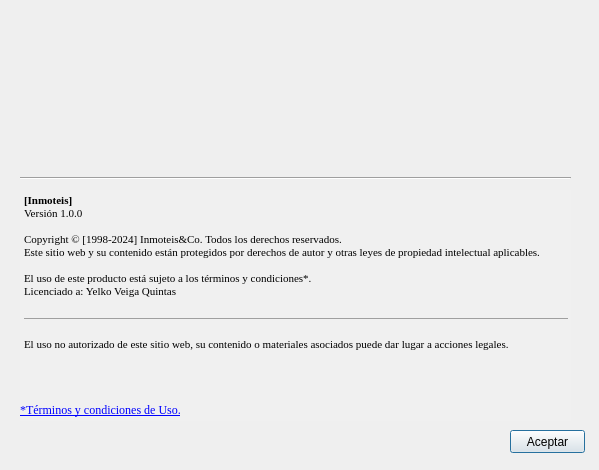
First picture: the form in templates/dlgAbout.ui, repository TheLexa69/ProyectoDI, before the edit.
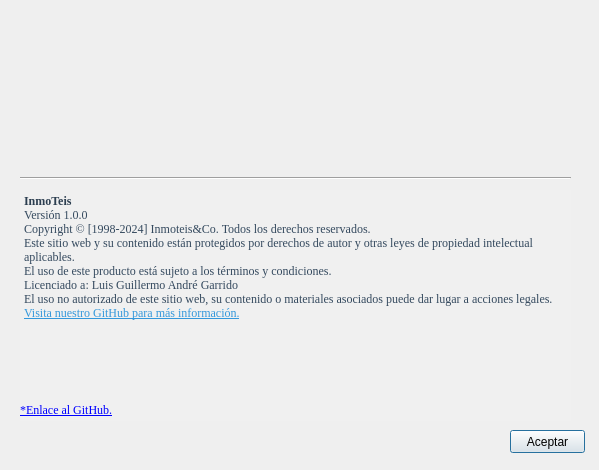
Second picture: the form after the edit. Icons and pictures are not drawn.

Commit message: feat(): templates

```diff
--- a/templates/dlgAbout.ui
+++ b/templates/dlgAbout.ui
@@ -49,23 +49,20 @@
     <bool>true</bool>
    </property>
    <property name="html">
-    <string>&lt;!DOCTYPE HTML PUBLIC &quot;-//W3C//DTD HTML 4.0//EN&quot; &quot;http://www.w3.org/TR/REC-html40/strict.dtd&quot;&gt;
+       <string>&lt;!DOCTYPE HTML PUBLIC &quot;-//W3C//DTD HTML 4.0//EN&quot; &quot;http://www.w3.org/TR/REC-html40/strict.dtd&quot;&gt;
 &lt;html&gt;&lt;head&gt;&lt;meta name=&quot;qrichtext&quot; content=&quot;1&quot; /&gt;&lt;style type=&quot;text/css&quot;&gt;
 p, li { white-space: pre-wrap; }
-&lt;/style&gt;&lt;/head&gt;&lt;body style=&quot; font-family:'Times New Roman'; font-size:8.25pt; font-weight:400; font-style:normal;&quot;&gt;
-&lt;p style=&quot; margin-top:0px; margin-bottom:0px; margin-left:0px; margin-right:0px; -qt-block-indent:0; text-indent:0px;&quot;&gt;&lt;span style=&quot; font-family:'gg mono,Source Code Pro,Consolas,Andale Mono WT,Andale Mono,Lucida Console,Lucida Sans Typewriter,DejaVu Sans Mono,Bitstream Vera Sans Mono,Liberation Mono,Nimbus Mono L,Monaco,Courier New,Courier,monospace'; font-size:8pt; font-weight:600; color:#000000;&quot;&gt;[Inmoteis]&lt;/span&gt;&lt;/p&gt;
-&lt;p style=&quot; margin-top:0px; margin-bottom:0px; margin-left:0px; margin-right:0px; -qt-block-indent:0; text-indent:0px;&quot;&gt;&lt;span style=&quot; font-family:'gg mono,Source Code Pro,Consolas,Andale Mono WT,Andale Mono,Lucida Console,Lucida Sans Typewriter,DejaVu Sans Mono,Bitstream Vera Sans Mono,Liberation Mono,Nimbus Mono L,Monaco,Courier New,Courier,monospace'; font-size:8pt; color:#000000;&quot;&gt;Versión 1.0.0&lt;/span&gt;&lt;/p&gt;
-&lt;p style=&quot;-qt-paragraph-type:empty; margin-top:0px; margin-bottom:0px; margin-left:0px; margin-right:0px; -qt-block-indent:0; text-indent:0px; font-family:'gg mono,Source Code Pro,Consolas,Andale Mono WT,Andale Mono,Lucida Console,Lucida Sans Typewriter,DejaVu Sans Mono,Bitstream Vera Sans Mono,Liberation Mono,Nimbus Mono L,Monaco,Courier New,Courier,monospace'; font-size:8pt; color:#000000;&quot;&gt;&lt;br /&gt;&lt;/p&gt;
-&lt;p style=&quot; margin-top:0px; margin-bottom:0px; margin-left:0px; margin-right:0px; -qt-block-indent:0; text-indent:0px;&quot;&gt;&lt;span style=&quot; font-family:'gg mono,Source Code Pro,Consolas,Andale Mono WT,Andale Mono,Lucida Console,Lucida Sans Typewriter,DejaVu Sans Mono,Bitstream Vera Sans Mono,Liberation Mono,Nimbus Mono L,Monaco,Courier New,Courier,monospace'; font-size:8pt; color:#000000;&quot;&gt;Copyright © [1998-2024] Inmoteis&amp;amp;Co. Todos los derechos reservados.&lt;/span&gt;&lt;/p&gt;
-&lt;p style=&quot; margin-top:0px; margin-bottom:0px; margin-left:0px; margin-right:0px; -qt-block-indent:0; text-indent:0px;&quot;&gt;&lt;span style=&quot; font-family:'gg mono,Source Code Pro,Consolas,Andale Mono WT,Andale Mono,Lucida Console,Lucida Sans Typewriter,DejaVu Sans Mono,Bitstream Vera Sans Mono,Liberation Mono,Nimbus Mono L,Monaco,Courier New,Courier,monospace'; font-size:8pt; color:#000000;&quot;&gt;Este sitio web y su contenido están protegidos por derechos de autor y otras leyes de propiedad intelectual aplicables.&lt;/span&gt;&lt;/p&gt;
-&lt;p style=&quot;-qt-paragraph-type:empty; margin-top:0px; margin-bottom:0px; margin-left:0px; margin-right:0px; -qt-block-indent:0; text-indent:0px; font-family:'gg mono,Source Code Pro,Consolas,Andale Mono WT,Andale Mono,Lucida Console,Lucida Sans Typewriter,DejaVu Sans Mono,Bitstream Vera Sans Mono,Liberation Mono,Nimbus Mono L,Monaco,Courier New,Courier,monospace'; font-size:8pt; color:#000000;&quot;&gt;&lt;br /&gt;&lt;/p&gt;
-&lt;p style=&quot; margin-top:0px; margin-bottom:0px; margin-left:0px; margin-right:0px; -qt-block-indent:0; text-indent:0px;&quot;&gt;&lt;span style=&quot; font-family:'gg mono,Source Code Pro,Consolas,Andale Mono WT,Andale Mono,Lucida Console,Lucida Sans Typewriter,DejaVu Sans Mono,Bitstream Vera Sans Mono,Liberation Mono,Nimbus Mono L,Monaco,Courier New,Courier,monospace'; font-size:8pt; color:#000000;&quot;&gt;El uso de este producto está sujeto a los términos y condiciones*.&lt;/span&gt;&lt;/p&gt;
-&lt;p style=&quot; margin-top:0px; margin-bottom:0px; margin-left:0px; margin-right:0px; -qt-block-indent:0; text-indent:0px;&quot;&gt;&lt;span style=&quot; font-family:'gg mono,Source Code Pro,Consolas,Andale Mono WT,Andale Mono,Lucida Console,Lucida Sans Typewriter,DejaVu Sans Mono,Bitstream Vera Sans Mono,Liberation Mono,Nimbus Mono L,Monaco,Courier New,Courier,monospace'; font-size:8pt; color:#000000;&quot;&gt;Licenciado a: Yelko Veiga Quintas&lt;/span&gt;&lt;/p&gt;
-&lt;p style=&quot;-qt-paragraph-type:empty; margin-top:0px; margin-bottom:0px; margin-left:0px; margin-right:0px; -qt-block-indent:0; text-indent:0px; font-family:'gg mono,Source Code Pro,Consolas,Andale Mono WT,Andale Mono,Lucida Console,Lucida Sans Typewriter,DejaVu Sans Mono,Bitstream Vera Sans Mono,Liberation Mono,Nimbus Mono L,Monaco,Courier New,Courier,monospace'; font-size:8pt; color:#000000;&quot;&gt;&lt;br /&gt;&lt;/p&gt;
-&lt;hr /&gt;
-&lt;p style=&quot;-qt-paragraph-type:empty; margin-top:0px; margin-bottom:0px; margin-left:0px; margin-right:0px; -qt-block-indent:0; text-indent:0px; font-family:'MS Shell Dlg 2'; font-size:8pt;&quot;&gt;&lt;br /&gt;&lt;/p&gt;
-&lt;p style=&quot; margin-top:0px; margin-bottom:0px; margin-left:0px; margin-right:0px; -qt-block-indent:0; text-indent:0px;&quot;&gt;&lt;span style=&quot; font-family:'gg mono,Source Code Pro,Consolas,Andale Mono WT,Andale Mono,Lucida Console,Lucida Sans Typewriter,DejaVu Sans Mono,Bitstream Vera Sans Mono,Liberation Mono,Nimbus Mono L,Monaco,Courier New,Courier,monospace'; font-size:8pt; color:#000000;&quot;&gt;El uso no autorizado de este sitio web, su contenido o materiales asociados puede dar lugar a acciones legales.&lt;/span&gt;&lt;/p&gt;&lt;/body&gt;&lt;/html&gt;</string>
-   </property>
+&lt;/style&gt;&lt;/head&gt;&lt;body style=&quot; font-family:'Arial'; font-size:9pt; font-weight:400; font-style:normal;&quot;&gt;
+&lt;p style=&quot; margin-top:0px; margin-bottom:0px; margin-left:0px; margin-right:0px; &quot;&gt;&lt;span style=&quot; font-weight:600; color:#2c3e50;&quot;&gt;InmoTeis&lt;/span&gt;&lt;/p&gt;
+&lt;p style=&quot; margin-top:0px; margin-bottom:0px; margin-left:0px; margin-right:0px; &quot;&gt;&lt;span style=&quot; color:#34495e;&quot;&gt;Versión 1.0.0&lt;/span&gt;&lt;/p&gt;
+&lt;p style=&quot; margin-top:0px; margin-bottom:0px; margin-left:0px; margin-right:0px; &quot;&gt;&lt;span style=&quot; color:#34495e;&quot;&gt;Copyright © [1998-2024] Inmoteis&amp;amp;Co. Todos los derechos reservados.&lt;/span&gt;&lt;/p&gt;
+&lt;p style=&quot; margin-top:0px; margin-bottom:0px; margin-left:0px; margin-right:0px; &quot;&gt;&lt;span style=&quot; color:#34495e;&quot;&gt;Este sitio web y su contenido están protegidos por derechos de autor y otras leyes de propiedad intelectual aplicables.&lt;/span&gt;&lt;/p&gt;
+&lt;p style=&quot; margin-top:0px; margin-bottom:0px; margin-left:0px; margin-right:0px; &quot;&gt;&lt;span style=&quot; color:#34495e;&quot;&gt;El uso de este producto está sujeto a los términos y condiciones.&lt;/span&gt;&lt;/p&gt;
+&lt;p style=&quot; margin-top:0px; margin-bottom:0px; margin-left:0px; margin-right:0px; &quot;&gt;&lt;span style=&quot; color:#34495e;&quot;&gt;Licenciado a: Luis Guillermo André Garrido&lt;/span&gt;&lt;/p&gt;
+&lt;p style=&quot; margin-top:0px; margin-bottom:0px; margin-left:0px; margin-right:0px; &quot;&gt;&lt;span style=&quot; color:#34495e;&quot;&gt;El uso no autorizado de este sitio web, su contenido o materiales asociados puede dar lugar a acciones legales.&lt;/span&gt;&lt;/p&gt;
+&lt;p style=&quot; margin-top:0px; margin-bottom:0px; margin-left:0px; margin-right:0px; &quot;&gt;&lt;a href=&quot;https://github.com/TheLexa69/ProyectoDI&quot;&gt;&lt;span style=&quot; text-decoration: underline; color:#3498db;&quot;&gt;Visita nuestro GitHub para más información.&lt;/span&gt;&lt;/a&gt;&lt;/p&gt;
+&lt;/body&gt;&lt;/html&gt;</string>
+    </property>
    <property name="textInteractionFlags">
     <set>Qt::LinksAccessibleByKeyboard|Qt::LinksAccessibleByMouse|Qt::TextBrowserInteraction|Qt::TextSelectableByKeyboard|Qt::TextSelectableByMouse</set>
    </property>
@@ -149,7 +146,9 @@
     </font>
    </property>
    <property name="text">
-    <string>&lt;html&gt;&lt;head/&gt;&lt;body&gt;&lt;p&gt;&lt;a href=&quot;https://github.com/yelkov&quot;&gt;&lt;span style=&quot; text-decoration: underline; color:#0000ff;&quot;&gt;*Términos y condiciones de Uso.&lt;/span&gt;&lt;/a&gt;&lt;/p&gt;&lt;/body&gt;&lt;/html&gt;</string>
+       <string>&lt;html&gt;&lt;head/&gt;&lt;body&gt;&lt;p&gt;&lt;a href=&quot;https://github.com/TheLexa69/ProyectoDI&quot;&gt;&lt;span
+           style=&quot; text-decoration: underline; color:#0000ff;&quot;&gt;*Enlace al GitHub.&lt;/span&gt;&lt;/a&gt;&lt;/p&gt;&lt;/body&gt;&lt;/html&gt;
+       </string>
    </property>
    <property name="scaledContents">
     <bool>false</bool>
```
